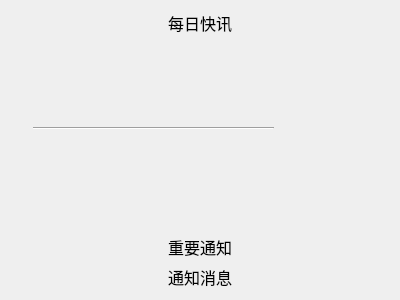
The window that widget.ui (Ji-Yuhang/data_on_qt) describes before a commit, drawn with Qt 5.
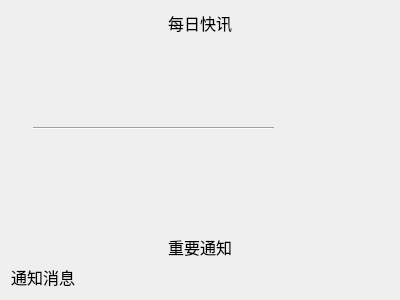
The same window after the commit.

What changed in the file:
```diff
--- a/widget.ui
+++ b/widget.ui
@@ -147,7 +147,7 @@
       <string>通知消息</string>
      </property>
      <property name="alignment">
-      <set>Qt::AlignCenter</set>
+      <set>Qt::AlignLeading|Qt::AlignLeft|Qt::AlignTop</set>
      </property>
      <property name="margin">
       <number>15</number>
```
Left out of the diff: 6 changed lines with no effect on the pictures.
